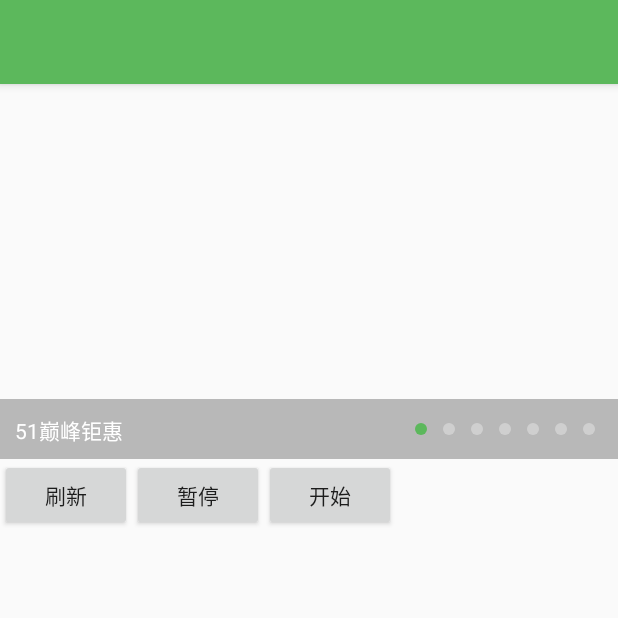
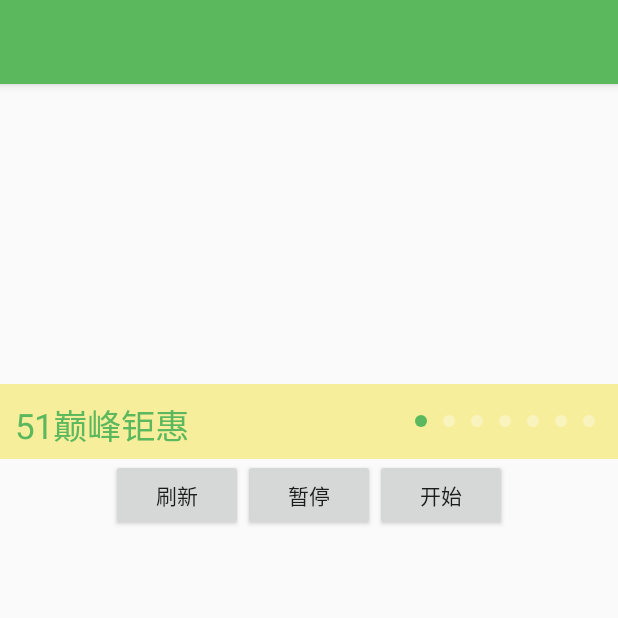
Before and after one commit to youth5201314/banner, an Android app: the Banner2Activity screen opened directly, with no data from a screen before it, on a phone screen of 412 x 824 dp, the top half of it. Run offline under Robolectric (Android 15) with nearby library versions, the phone set to English and light mode, and no system bars; 1 statement that could not run was skipped.

Commit message:
增加标题栏的一些设置功能

```diff
--- a/app/src/main/res/layout/activity_banner2.xml
+++ b/app/src/main/res/layout/activity_banner2.xml
@@ -15,10 +15,15 @@
         app:indicator_drawable_unselected="@drawable/unselected_radius"
         app:indicator_height="8dp"
         app:indicator_margin="5dp"
-        app:indicator_width="8dp" />
+        app:indicator_width="8dp"
+        app:title_background="#bbF7EB7B"
+        app:title_height="50dp"
+        app:title_textcolor="@color/main_color"
+        app:title_textsize="15sp"/>
     <LinearLayout
         android:layout_width="match_parent"
         android:layout_height="wrap_content"
+        android:gravity="center"
         android:orientation="horizontal">
         <Button
             android:id="@+id/refresh"
--- a/banner/build.gradle
+++ b/banner/build.gradle
@@ -1,7 +1,7 @@
 apply plugin: 'com.android.library'
 apply plugin: 'com.github.dcendents.android-maven'
 apply plugin: 'com.jfrog.bintray'
-version = "1.2.3"
+version = "1.2.4"
 
 android {
     compileSdkVersion 23
@@ -10,8 +10,8 @@ android {
     defaultConfig {
         minSdkVersion 14
         targetSdkVersion 23
-        versionCode 17
-        versionName "1.2.3"
+        versionCode 18
+        versionName "1.2.4"
     }
     buildTypes {
         release {
--- a/banner/src/main/java/com/youth/banner/Banner.java
+++ b/banner/src/main/java/com/youth/banner/Banner.java
@@ -55,6 +55,10 @@ public class Banner extends FrameLayout implements ViewPager.OnPageChangeListene
     private boolean isAutoPlay=BannerConfig.IS_AUTO_PLAY;
     private int mIndicatorSelectedResId = R.drawable.gray_radius;
     private int mIndicatorUnselectedResId = R.drawable.white_radius;
+    private int titleHeight;
+    private int titleBackground;
+    private int titleTextColor;
+    private int titleTextSize;
     private int defaultImage=-1;
     private int count=0;
     private int currentItem;
@@ -64,7 +68,7 @@ public class Banner extends FrameLayout implements ViewPager.OnPageChangeListene
     private List<ImageView> indicatorImages;
     private Context context;
     private ViewPager viewPager;
-    private LinearLayout indicator,indicatorInside;
+    private LinearLayout indicator,indicatorInside,titleView;
     private Handler handler = new Handler();
     private OnBannerClickListener listener;
     private OnLoadImageListener imageListener;
@@ -100,12 +104,17 @@ public class Banner extends FrameLayout implements ViewPager.OnPageChangeListene
         defaultImage =typedArray.getResourceId(R.styleable.Banner_default_image, defaultImage);
         delayTime =typedArray.getDimensionPixelSize(R.styleable.Banner_delay_time, BannerConfig.TIME);
         isAutoPlay =typedArray.getBoolean(R.styleable.Banner_is_auto_play, BannerConfig.IS_AUTO_PLAY);
+        titleBackground =typedArray.getColor(R.styleable.Banner_title_background, BannerConfig.TITLE_BACKGROUND);
+        titleHeight =typedArray.getDimensionPixelSize(R.styleable.Banner_title_height, BannerConfig.TITLE_HEIGHT);
+        titleTextColor =typedArray.getColor(R.styleable.Banner_title_textcolor, BannerConfig.TITLE_TEXT_COLOR);
+        titleTextSize =typedArray.getDimensionPixelSize(R.styleable.Banner_title_textsize, BannerConfig.TITLE_TEXT_SIZE);
         typedArray.recycle();
     }
     private void initView(Context context, AttributeSet attrs) {
         imageViews.clear();
         View view = LayoutInflater.from(context).inflate(R.layout.banner, this, true);
         viewPager = (ViewPager) view.findViewById(R.id.viewpager);
+        titleView = (LinearLayout) view.findViewById(R.id.titleView);
         indicator = (LinearLayout) view.findViewById(R.id.indicator);
         indicatorInside = (LinearLayout) view.findViewById(R.id.indicatorInside);
         bannerTitle = (TextView) view.findViewById(R.id.bannerTitle);
@@ -113,6 +122,7 @@ public class Banner extends FrameLayout implements ViewPager.OnPageChangeListene
         numIndicatorInside = (TextView) view.findViewById(R.id.numIndicatorInside);
         handleTypedArray(context, attrs);
     }
+
     public void isAutoPlay(boolean isAutoPlay) {
         this.isAutoPlay=isAutoPlay;
         startAutoPlay();
@@ -120,6 +130,7 @@ public class Banner extends FrameLayout implements ViewPager.OnPageChangeListene
     public void setDelayTime(int delayTime) {
         this.delayTime=delayTime;
     }
+
     public void setIndicatorGravity(int type) {
         switch (type){
             case BannerConfig.LEFT:
@@ -141,9 +152,22 @@ public class Banner extends FrameLayout implements ViewPager.OnPageChangeListene
         if (bannerStyle==BannerConfig.CIRCLE_INDICATOR_TITLE||
                 bannerStyle==BannerConfig.NUM_INDICATOR_TITLE||
                 bannerStyle==BannerConfig.CIRCLE_INDICATOR_TITLE_INSIDE) {
+            if (titleBackground!=-1){
+                titleView.setBackgroundColor(titleBackground);
+            }
+            if (titleHeight!=-1){
+                titleView.setLayoutParams(new RelativeLayout.LayoutParams(ViewGroup.LayoutParams.MATCH_PARENT,titleHeight));
+            }
+            if (titleTextColor!=-1){
+                bannerTitle.setTextColor(titleTextColor);
+            }
+            if (titleTextSize!=-1){
+                bannerTitle.setTextSize(titleTextSize);
+            }
             if (titles != null && titles.length > 0) {
                 bannerTitle.setText(titles[0]);
                 bannerTitle.setVisibility(View.VISIBLE);
+                titleView.setVisibility(View.VISIBLE);
             }
         }
     }
--- a/banner/src/main/java/com/youth/banner/BannerConfig.java
+++ b/banner/src/main/java/com/youth/banner/BannerConfig.java
@@ -17,4 +17,9 @@ public class BannerConfig {
     public static final int TIME=2000;
     public static final boolean IS_AUTO_PLAY=true;
 
+    public static final int TITLE_BACKGROUND=-1;
+    public static final int TITLE_HEIGHT=-1;
+    public static final int TITLE_TEXT_COLOR=-1;
+    public static final int TITLE_TEXT_SIZE=-1;
+
 }
--- a/banner/src/main/res/layout/banner.xml
+++ b/banner/src/main/res/layout/banner.xml
@@ -35,39 +35,39 @@
             android:text="1/1"
             android:textColor="#ffffff"
             android:visibility="gone" />
-
+        <LinearLayout
+            android:id="@+id/titleView"
+            android:layout_width="match_parent"
+            android:layout_height="40dp"
+            android:layout_below="@+id/indicator"
+            android:orientation="horizontal"
+            android:background="#44000000"
+            android:visibility="gone">
             <TextView
                 android:id="@+id/bannerTitle"
                 android:layout_width="match_parent"
-            android:layout_height="40dp"
-            android:layout_alignParentLeft="true"
-            android:layout_below="@+id/indicator"
-            android:layout_toLeftOf="@+id/titleIndicator"
-            android:background="#44000000"
+                android:layout_height="match_parent"
+                android:layout_weight="1000"
                 android:ellipsize="marquee"
                 android:focusable="true"
                 android:focusableInTouchMode="true"
                 android:padding="10dp"
+                android:gravity="center_vertical"
                 android:singleLine="true"
                 android:textColor="#ffffff"
                 android:visibility="gone" />
 
             <FrameLayout
-            android:id="@+id/titleIndicator"
                 android:layout_width="wrap_content"
-            android:layout_height="wrap_content"
-            android:layout_alignParentRight="true"
-            android:layout_below="@+id/indicator"
-            android:background="#44000000"
-            android:visibility="visible">
+                android:layout_height="match_parent"
+                android:paddingLeft="10dp"
+                android:paddingRight="10dp">
 
                 <TextView
                     android:id="@+id/numIndicatorInside"
                     android:layout_width="wrap_content"
-                android:layout_height="40dp"
+                    android:layout_height="match_parent"
                     android:gravity="center_vertical"
-                android:paddingLeft="10dp"
-                android:paddingRight="10dp"
                     android:text="1/1"
                     android:textColor="#ffffff"
                     android:visibility="gone" />
@@ -75,12 +75,11 @@
                 <LinearLayout
                     android:id="@+id/indicatorInside"
                     android:layout_width="wrap_content"
-                android:layout_height="40dp"
+                    android:layout_height="match_parent"
                     android:gravity="center_vertical"
                     android:orientation="horizontal"
-                android:paddingLeft="10dp"
-                android:paddingRight="10dp"
                     android:visibility="gone" />
             </FrameLayout>
+        </LinearLayout>
     </RelativeLayout>
 </FrameLayout>
```
Also changed, not shown: app/src/main/res/drawable/background.xml (added, +8 -0 lines), banner/src/main/res/values/attr.xml (+6 -2 lines), 5 other files. Lines whose indentation alone changed are shown as unchanged.
